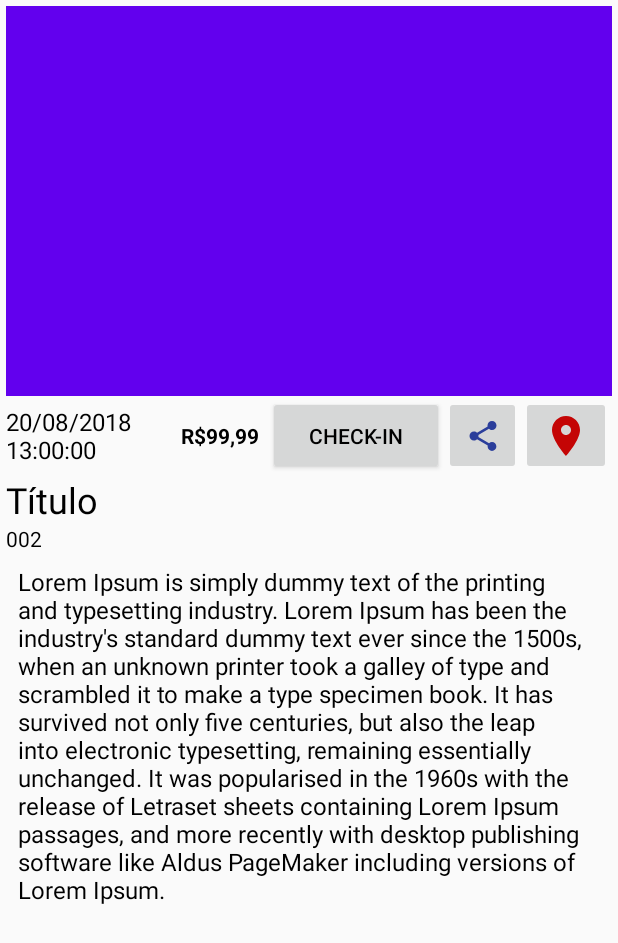
After one commit to JailsonTS/TestDevSicredi, an Android app: the layout activity_event_details.xml on its own in the app's theme, with its tools: preview values and no code run, on a phone screen of 412 x 824 dp. The commit adds this screen. Shown: the top 943 px of the screen. Run offline under Robolectric (Android 15) with nearby library versions, the phone set to English and light mode, and no system bars.

Commit message:
Carregamento de dados na Segunda tela com Activity. Compartilhamento de localização e informações do evento via texto, mudança no tema de cor da fonte

```diff
--- a/app/build.gradle
+++ b/app/build.gradle
@@ -39,6 +39,7 @@ dependencies {
     implementation 'androidx.constraintlayout:constraintlayout:2.0.4'
     implementation 'androidx.recyclerview:recyclerview:1.2.1'
     implementation 'androidx.legacy:legacy-support-v4:1.0.0'
+    implementation 'com.google.android.material:material:1.4.0'
     testImplementation 'junit:junit:4.+'
     androidTestImplementation 'androidx.test.ext:junit:1.1.3'
     androidTestImplementation 'androidx.test.espresso:espresso-core:3.4.0'
--- a/app/src/main/AndroidManifest.xml
+++ b/app/src/main/AndroidManifest.xml
@@ -13,6 +13,9 @@
         android:supportsRtl="true"
         android:theme="@style/Theme.TestDevSicredi">
         <activity
+            android:name=".EventDetailsActivity"
+            android:exported="true" />
+        <activity
             android:name=".MainActivity"
             android:exported="true">
             <intent-filter>
--- a/app/src/main/java/com/example/testdevsicredi/MainActivity.kt
+++ b/app/src/main/java/com/example/testdevsicredi/MainActivity.kt
@@ -33,8 +33,6 @@ class MainActivity : AppCompatActivity() {
 
         viewModel = ViewModelProvider(this).get(MainViewModel::class.java)
         viewModel.eventList.observe(this, Observer {
-            Log.i("log01", it.get(0).description.toString())
-
             val adapter = EventAdapter(it)
             rview_main.adapter = adapter
             rview_main.layoutManager = LinearLayoutManager(this)
--- a/app/src/main/java/com/example/testdevsicredi/constants/TaskConstants.kt
+++ b/app/src/main/java/com/example/testdevsicredi/constants/TaskConstants.kt
@@ -6,4 +6,8 @@ class TaskConstants private constructor() {
         const val SUCCESS = 200
         const val BAD_REQUEST = 400
     }
+
+    object KEY {
+        val EVENT = "event"
+    }
 }
--- a/app/src/main/java/com/example/testdevsicredi/model/EventModel.kt
+++ b/app/src/main/java/com/example/testdevsicredi/model/EventModel.kt
@@ -1,9 +1,10 @@
 package com.example.testdevsicredi.model
 
 import com.google.gson.annotations.SerializedName
+import java.io.Serializable
 
 
-class EventModel {
+class EventModel : Serializable{
 
     @SerializedName("id")
     var id =0;
--- a/app/src/main/java/com/example/testdevsicredi/ui/viewModel/MainViewModel.kt
+++ b/app/src/main/java/com/example/testdevsicredi/ui/viewModel/MainViewModel.kt
@@ -21,21 +21,16 @@ class MainViewModel (application: Application) : AndroidViewModel(application) {
         val mEventsRepository = EventRepository(application)
         mEventsRepository.getEvents(object : APIListener<EventModel> {
             override fun onSuccess(result: EventModel, statusCode: Int) {
-                Toast.makeText(application, "EM PROCESSO 1", Toast.LENGTH_SHORT).show()
                 mEventList.value = null
-
             }
 
             override fun onFailure(message: String) {
-                Toast.makeText(application, "EM PROCESSO 2", Toast.LENGTH_SHORT).show()
                 mEventList.value = null
                 //mEventList.value = ValidationListener(message)
             }
 
             override fun onSuccess(result: List<EventModel>, statusCode: Int) {
-                Toast.makeText(application, "EM PROCESSO 3", Toast.LENGTH_SHORT).show()
                 mEventList.value = result
-
             }
 
         })
--- /dev/null
+++ b/app/src/main/res/drawable/ic_baseline_location_on_24.xml
@@ -0,0 +1,5 @@
+<vector android:height="32dp" android:tint="#C40505"
+    android:viewportHeight="24" android:viewportWidth="24"
+    android:width="32dp" xmlns:android="http://schemas.android.com/apk/res/android">
+    <path android:fillColor="@android:color/white" android:pathData="M12,2C8.13,2 5,5.13 5,9c0,5.25 7,13 7,13s7,-7.75 7,-13c0,-3.87 -3.13,-7 -7,-7zM12,11.5c-1.38,0 -2.5,-1.12 -2.5,-2.5s1.12,-2.5 2.5,-2.5 2.5,1.12 2.5,2.5 -1.12,2.5 -2.5,2.5z"/>
+</vector>
--- /dev/null
+++ b/app/src/main/res/layout/activity_event_details.xml
@@ -0,0 +1,107 @@
+<?xml version="1.0" encoding="utf-8"?>
+<androidx.constraintlayout.widget.ConstraintLayout xmlns:android="http://schemas.android.com/apk/res/android"
+    xmlns:app="http://schemas.android.com/apk/res-auto"
+    xmlns:tools="http://schemas.android.com/tools"
+    android:layout_width="match_parent"
+    android:layout_height="wrap_content"
+    android:padding="4dp">
+
+    <androidx.core.widget.NestedScrollView
+        android:layout_width="match_parent"
+        android:layout_height="wrap_content"
+        android:fillViewport="true"
+        app:layout_constraintBottom_toBottomOf="parent"
+        app:layout_constraintEnd_toEndOf="parent"
+        app:layout_constraintStart_toStartOf="parent"
+        app:layout_constraintTop_toTopOf="parent">
+
+        <LinearLayout
+            android:layout_width="match_parent"
+            android:layout_height="wrap_content"
+            android:orientation="vertical">
+
+            <ImageView
+                android:id="@+id/imageView"
+                android:layout_width="match_parent"
+                android:layout_height="260dp"
+                tools:srcCompat="@color/purple_500" />
+
+            <LinearLayout
+                android:layout_width="match_parent"
+                android:layout_height="match_parent"
+                android:orientation="horizontal">
+
+                <TextView
+                    android:id="@+id/text_date"
+                    android:layout_width="0dp"
+                    android:layout_height="match_parent"
+                    android:layout_weight="2"
+                    android:gravity="center_vertical"
+                    android:text="20/08/2018 13:00:00"
+                    android:textSize="16sp" />
+
+                <TextView
+                    android:id="@+id/text_price"
+                    android:layout_width="0dp"
+                    android:layout_height="match_parent"
+                    android:layout_weight="1"
+                    android:gravity="center_vertical"
+                    android:text="R$99,99"
+                    android:textSize="14sp"
+                    android:textStyle="bold" />
+
+                <Button
+                    android:id="@+id/button_checkin"
+                    android:layout_width="88dp"
+                    android:layout_height="match_parent"
+                    android:layout_gravity="end"
+                    android:layout_weight="0.5"
+                    android:text="Check-in" />
+
+                <ImageButton
+                    android:id="@+id/img_button_share_info"
+                    android:layout_width="wrap_content"
+                    android:layout_height="match_parent"
+                    android:layout_weight="0.2"
+                    android:maxHeight="48dp"
+                    android:padding="8dp"
+                    android:src="@drawable/ic_baseline_share_24" />
+
+                <ImageButton
+                    android:id="@+id/img_button_share_location"
+                    android:layout_width="wrap_content"
+                    android:layout_height="match_parent"
+                    android:layout_weight="0.2"
+                    android:maxHeight="48dp"
+                    android:padding="8dp"
+                    android:src="@drawable/ic_baseline_location_on_24" />
+
+            </LinearLayout>
+
+            <TextView
+                android:id="@+id/text_title"
+                android:layout_width="wrap_content"
+                android:layout_height="wrap_content"
+                android:text="Título"
+                android:textSize="24dp" />
+
+            <TextView
+                android:id="@+id/text_qtdCheckins"
+                android:layout_width="wrap_content"
+                android:layout_height="wrap_content"
+                android:text="002" />
+
+            <TextView
+                android:id="@+id/text_description"
+                android:layout_width="wrap_content"
+                android:layout_height="wrap_content"
+                android:layout_margin="8dp"
+                android:layout_marginBottom="20dp"
+                android:ellipsize="end"
+                android:text="Lorem Ipsum is simply dummy text of the printing and typesetting industry. Lorem Ipsum has been the industry's standard dummy text ever since the 1500s, when an unknown printer took a galley of type and scrambled it to make a type specimen book. It has survived not only five centuries, but also the leap into electronic typesetting, remaining essentially unchanged. It was popularised in the 1960s with the release of Letraset sheets containing Lorem Ipsum passages, and more recently with desktop publishing software like Aldus PageMaker including versions of Lorem Ipsum."
+                android:textSize="16sp" />
+
+        </LinearLayout>
+    </androidx.core.widget.NestedScrollView>
+
+</androidx.constraintlayout.widget.ConstraintLayout>
--- a/app/src/main/res/values/themes.xml
+++ b/app/src/main/res/values/themes.xml
@@ -5,6 +5,7 @@
         <item name="colorPrimary">@color/purple_500</item>
         <item name="colorPrimaryDark">@color/purple_700</item>
         <item name="colorAccent">@color/teal_200</item>
+        <item name="android:textColor">@color/black</item>
         <!-- Customize your theme here. -->
     </style>
 </resources>
```
Also changed, not shown: app/src/main/java/com/example/testdevsicredi/EventDetailsActivity.kt (added, +89 -0 lines), app/src/main/java/com/example/testdevsicredi/ui/adapter/EventAdapter.kt (+10 -5 lines), app/src/main/res/layout/fragment_item_details.xml (deleted, +0 -116 lines).
